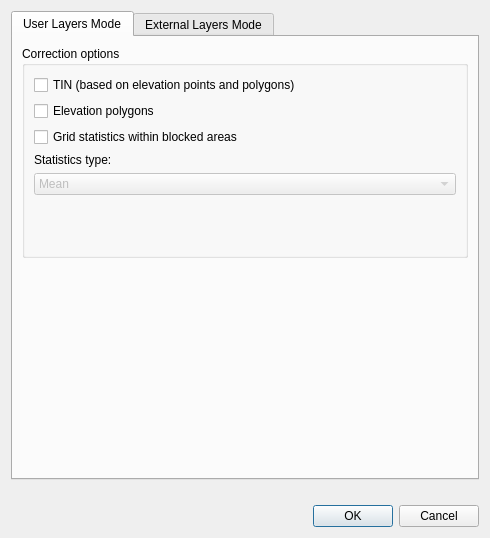
First picture: the form in flo2d/ui/grid_elevation.ui, repository FLO-2DSoftware/qgis-flo-2d-plugin, before the edit.
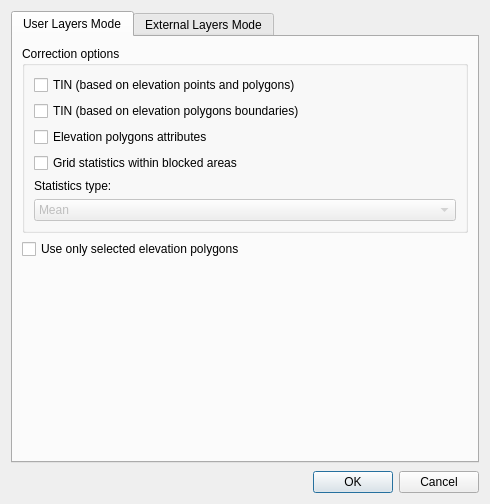
Second picture: the form after the edit.

Commit message: Added TIN correction option within elevation polygons boundaries.

Diff of the .ui file:
```diff
--- a/flo2d/ui/grid_elevation.ui
+++ b/flo2d/ui/grid_elevation.ui
@@ -7,7 +7,7 @@
     <x>0</x>
     <y>0</y>
     <width>444</width>
-    <height>538</height>
+    <height>504</height>
    </rect>
   </property>
   <property name="sizePolicy">
@@ -68,27 +68,14 @@
           <bool>false</bool>
          </property>
          <layout class="QGridLayout" name="gridLayout_2">
-          <item row="0" column="0">
-           <widget class="QCheckBox" name="elev_tin_chbox">
+          <item row="4" column="0">
+           <widget class="QLabel" name="label">
             <property name="text">
-             <string>TIN (based on elevation points and polygons)</string>
+             <string>Statistics type:</string>
             </property>
-            <property name="checked">
-             <bool>false</bool>
-            </property>
            </widget>
           </item>
-          <item row="1" column="0">
-           <widget class="QCheckBox" name="elev_polygons_chbox">
-            <property name="text">
-             <string>Elevation polygons</string>
-            </property>
-            <property name="checked">
-             <bool>false</bool>
-            </property>
-           </widget>
-          </item>
-          <item row="2" column="0">
+          <item row="3" column="0">
            <widget class="QCheckBox" name="elev_arf_chbox">
             <property name="text">
              <string>Grid statistics within blocked areas</string>
@@ -99,26 +86,6 @@
            </widget>
           </item>
           <item row="5" column="0">
-           <spacer name="verticalSpacer">
-            <property name="orientation">
-             <enum>Qt::Vertical</enum>
-            </property>
-            <property name="sizeHint" stdset="0">
-             <size>
-              <width>20</width>
-              <height>40</height>
-             </size>
-            </property>
-           </spacer>
-          </item>
-          <item row="3" column="0">
-           <widget class="QLabel" name="label">
-            <property name="text">
-             <string>Statistics type:</string>
-            </property>
-           </widget>
-          </item>
-          <item row="4" column="0">
            <widget class="QComboBox" name="stats_cbx">
             <property name="enabled">
              <bool>false</bool>
@@ -140,10 +107,37 @@
             </item>
            </widget>
           </item>
+          <item row="1" column="0">
+           <widget class="QCheckBox" name="elev_tin_poly_chbox">
+            <property name="text">
+             <string>TIN (based on elevation polygons boundaries)</string>
+            </property>
+           </widget>
+          </item>
+          <item row="2" column="0">
+           <widget class="QCheckBox" name="elev_polygons_chbox">
+            <property name="text">
+             <string>Elevation polygons attributes</string>
+            </property>
+            <property name="checked">
+             <bool>false</bool>
+            </property>
+           </widget>
+          </item>
+          <item row="0" column="0">
+           <widget class="QCheckBox" name="elev_tin_chbox">
+            <property name="text">
+             <string>TIN (based on elevation points and polygons)</string>
+            </property>
+            <property name="checked">
+             <bool>false</bool>
+            </property>
+           </widget>
+          </item>
          </layout>
         </widget>
        </item>
-       <item row="1" column="0">
+       <item row="2" column="0">
         <spacer name="verticalSpacer_3">
          <property name="orientation">
           <enum>Qt::Vertical</enum>
@@ -156,6 +150,16 @@
          </property>
         </spacer>
        </item>
+       <item row="1" column="0">
+        <widget class="QCheckBox" name="internal_selected_chbox">
+         <property name="layoutDirection">
+          <enum>Qt::LeftToRight</enum>
+         </property>
+         <property name="text">
+          <string>Use only selected elevation polygons</string>
+         </property>
+        </widget>
+       </item>
       </layout>
      </widget>
      <widget class="QWidget" name="external_tab">
```
The commit also changes 6 other files.
